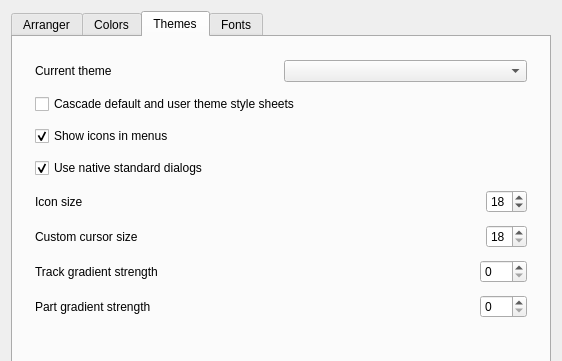
Before: the Qt Designer form src/muse/components/appearancebase.ui in emrum/muse, drawn with Qt 5; both pictures show x 0 to 562 and y 0 to 361 of the 562 by 669 pixel window.
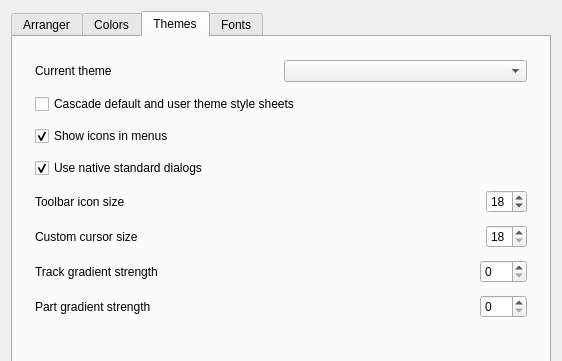
After: the same form once the commit is applied. The open tabs and pages were chosen to show the change. Custom widgets are drawn as their Qt base class.

Commit message: Vector icons for leds, cleanup

```diff
--- a/src/muse/components/appearancebase.ui
+++ b/src/muse/components/appearancebase.ui
@@ -1275,7 +1275,7 @@
                </sizepolicy>
               </property>
               <property name="text">
-               <string>Icon size</string>
+               <string>Toolbar icon size</string>
               </property>
              </widget>
             </item>
```
The commit also changes 23 other files.
